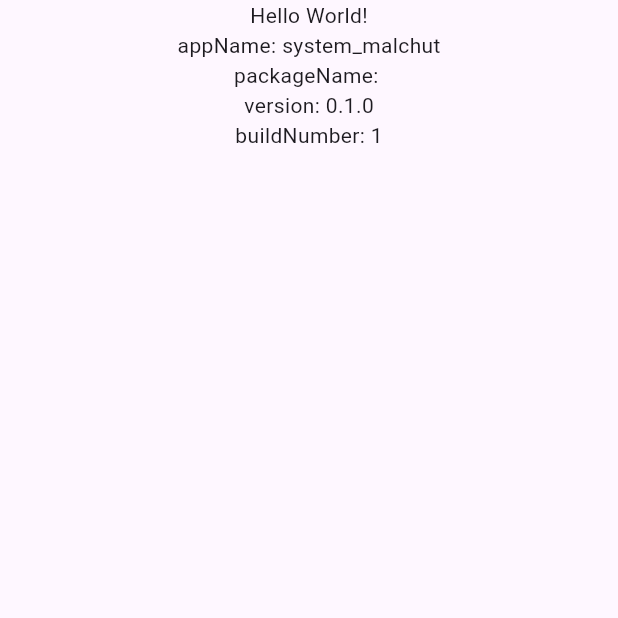
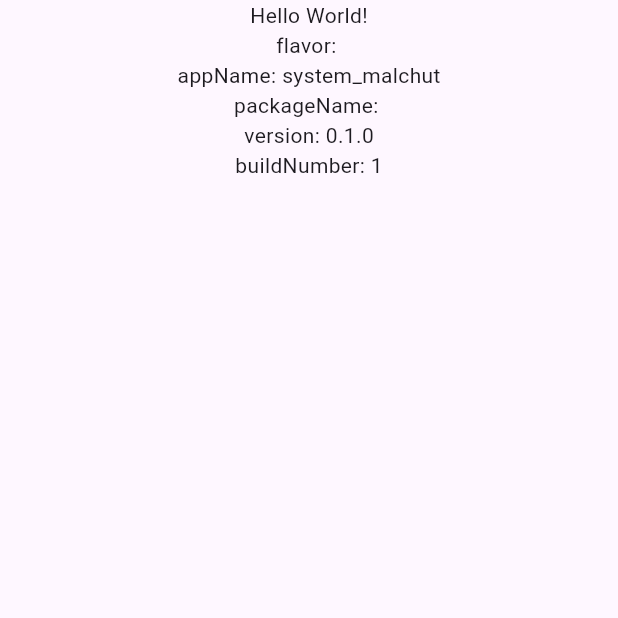
Before and after one commit to yusei88/system-malchut, a Flutter app: the screen it shows after launch, on a phone screen of 412 x 824 dp, the top half of it. Run offline on Flutter 3.47's test engine with Material 3 defaults, Android fonts, the phone set to English and light mode, and no system bars; our stand-ins replace firebase_core, package_info_plus; accounts and stored records are empty; generated files the repository leaves out were written again.

Commit message:
feature: add flavor for flutter

```diff
--- a/lib/main.dart
+++ b/lib/main.dart
@@ -22,6 +22,7 @@ class MainApp extends StatelessWidget {
     String packageName = packageInfo.packageName;
     String version = packageInfo.version;
     String buildNumber = packageInfo.buildNumber;
+    const flavor = String.fromEnvironment('flavor');
     return MaterialApp(
       home: Scaffold(
         body: SafeArea(
@@ -29,6 +30,7 @@ class MainApp extends StatelessWidget {
             child: Column(
               children: [
                 const Text('Hello World!'),
+                const Text('flavor: $flavor'),
                 Text('appName: $appName'),
                 Text('packageName: $packageName'),
                 Text('version: $version'),
```
Also changed, not shown: dart_defines/dev.env (added), dart_defines/prod.env (added).
